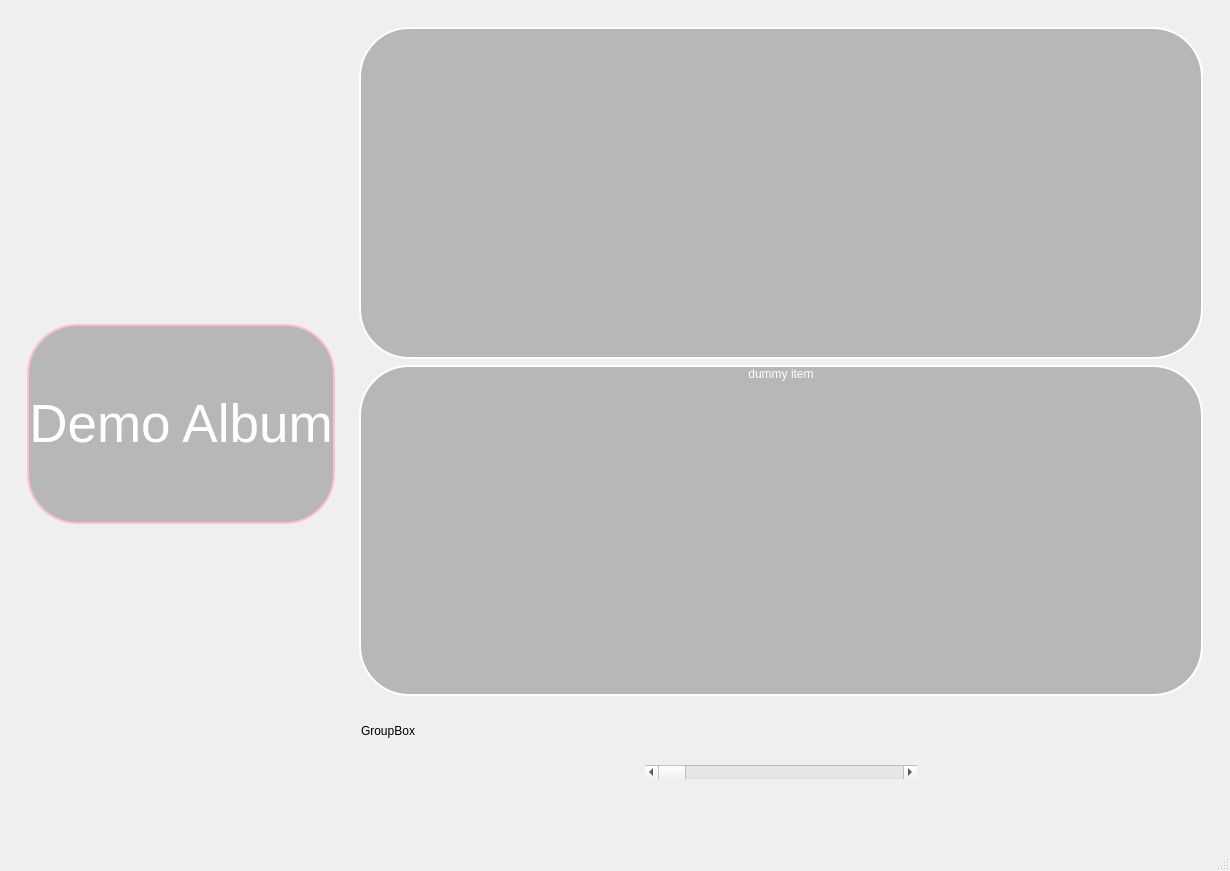
Above: ui/test_file.ui from incremen/CyberMusicStreaming before the change. Below: the same form after it.
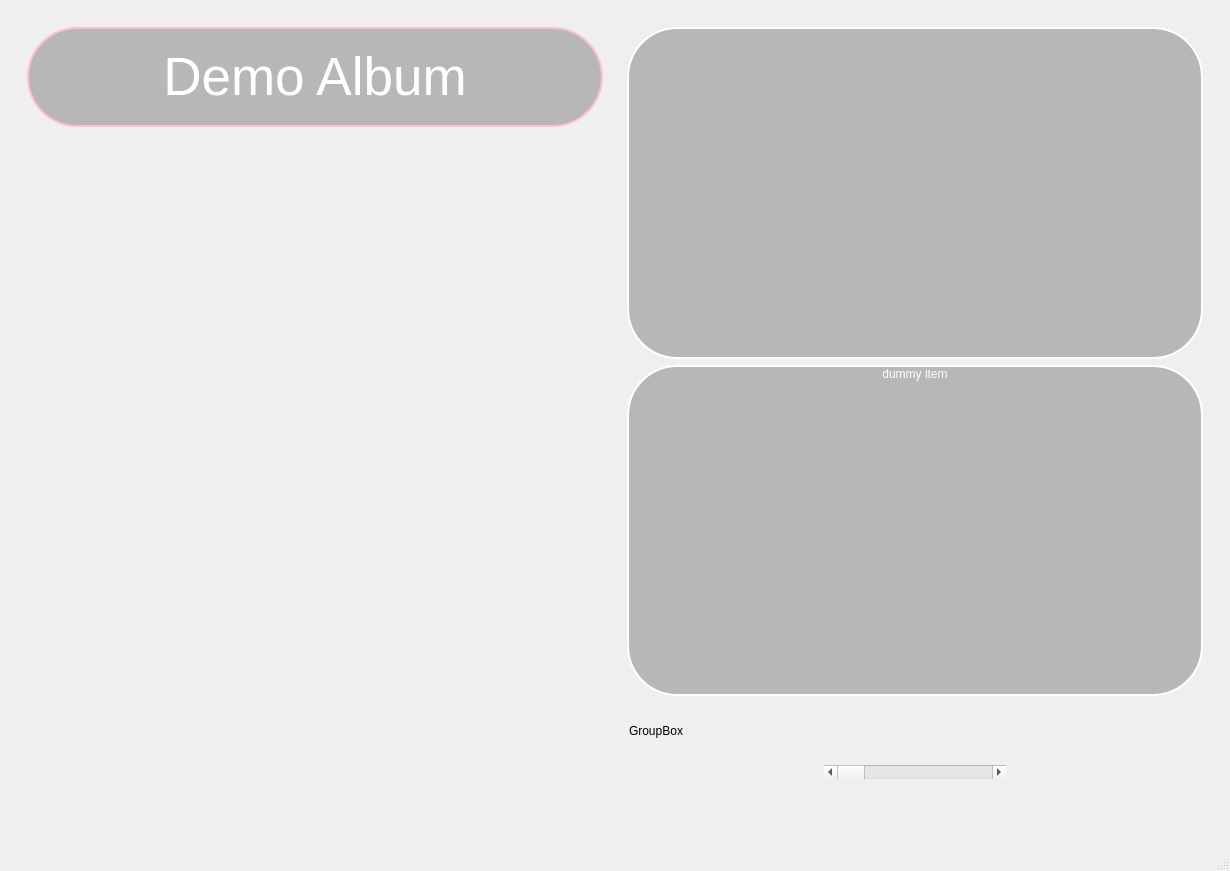
That is the form after the change. Icons and pictures are not drawn.

Commit message: album and buttons go to the top automatically

Diff of the .ui file:
```diff
--- a/ui/test_file.ui
+++ b/ui/test_file.ui
@@ -45,10 +45,31 @@
          <property name="flat">
           <bool>true</bool>
          </property>
-         <layout class="QGridLayout" name="gridLayout">
+         <layout class="QGridLayout" name="gridLayout" rowstretch="1,0">
           <item row="0" column="0">
-           <layout class="QVBoxLayout" name="verticalLayout_2">
-            <item>
+           <layout class="QGridLayout" name="song_grid">
+            <item row="1" column="0">
+             <widget class="QLabel" name="label_2">
+              <property name="text">
+               <string/>
+              </property>
+             </widget>
+            </item>
+            <item row="1" column="1">
+             <widget class="QLabel" name="label_3">
+              <property name="text">
+               <string/>
+              </property>
+             </widget>
+            </item>
+            <item row="1" column="2">
+             <widget class="QLabel" name="label_4">
+              <property name="text">
+               <string/>
+              </property>
+             </widget>
+            </item>
+            <item row="0" column="0" colspan="3">
              <widget class="QLabel" name="label">
               <property name="sizePolicy">
                <sizepolicy hsizetype="Preferred" vsizetype="Minimum">
@@ -59,7 +80,7 @@
               <property name="maximumSize">
                <size>
                 <width>16777215</width>
-                <height>200</height>
+                <height>100</height>
                </size>
               </property>
               <property name="font">
@@ -70,8 +91,14 @@
               <property name="styleSheet">
                <string notr="true">border: 2px solid pink;
  background-color: rgba(128, 128, 128, 128);
-border-radius: 50px;
- color: white;</string>
+ border-radius: 50px;
+color: white;
+
+
+</string>
+              </property>
+              <property name="lineWidth">
+               <number>3</number>
               </property>
               <property name="text">
                <string>Demo Album</string>
@@ -81,11 +108,21 @@
               </property>
              </widget>
             </item>
-            <item>
-             <layout class="QGridLayout" name="song_grid"/>
-            </item>
            </layout>
           </item>
+          <item row="1" column="0">
+           <spacer name="verticalSpacer">
+            <property name="orientation">
+             <enum>Qt::Vertical</enum>
+            </property>
+            <property name="sizeHint" stdset="0">
+             <size>
+              <width>20</width>
+              <height>40</height>
+             </size>
+            </property>
+           </spacer>
+          </item>
          </layout>
         </widget>
        </item>
@@ -101,7 +138,7 @@
           <item>
            <widget class="QListWidget" name="songs_played_widget">
             <property name="sizePolicy">
-             <sizepolicy hsizetype="Minimum" vsizetype="Expanding">
+             <sizepolicy hsizetype="Preferred" vsizetype="Expanding">
               <horstretch>0</horstretch>
               <verstretch>0</verstretch>
              </sizepolicy>
@@ -126,7 +163,7 @@
           <item>
            <widget class="QListWidget" name="song_queue_widget">
             <property name="sizePolicy">
-             <sizepolicy hsizetype="Expanding" vsizetype="Expanding">
+             <sizepolicy hsizetype="Preferred" vsizetype="Expanding">
               <horstretch>0</horstretch>
               <verstretch>0</verstretch>
              </sizepolicy>
```
Left out of the diff: 2 changed lines with no effect on the pictures. The commit also changes 3 other files.
